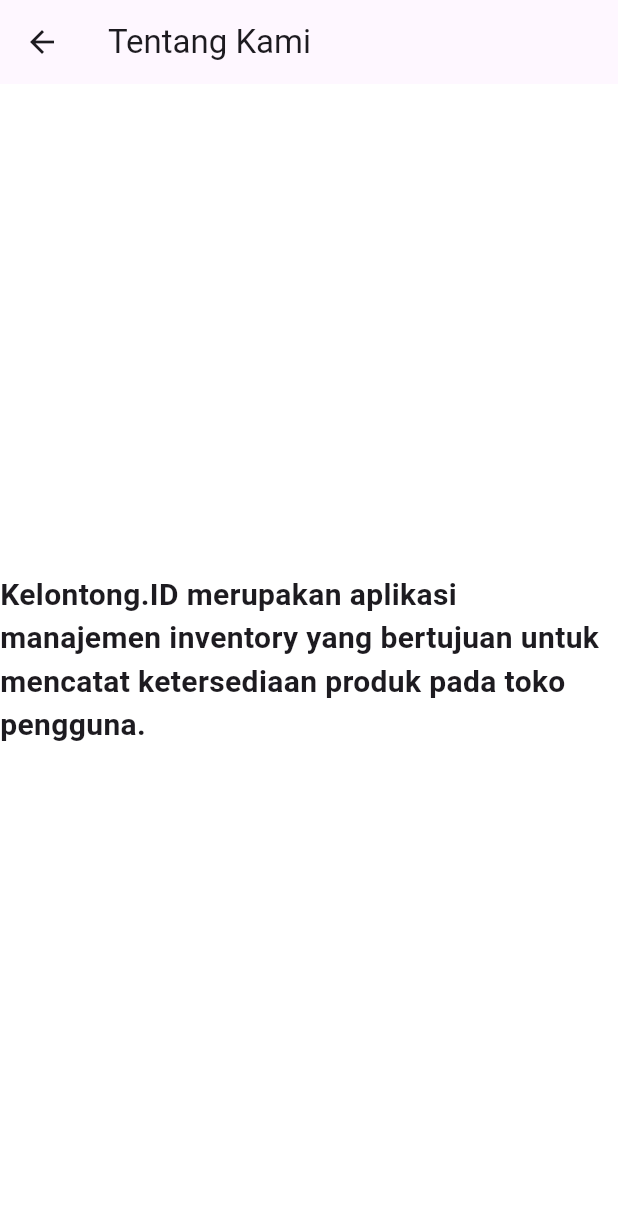
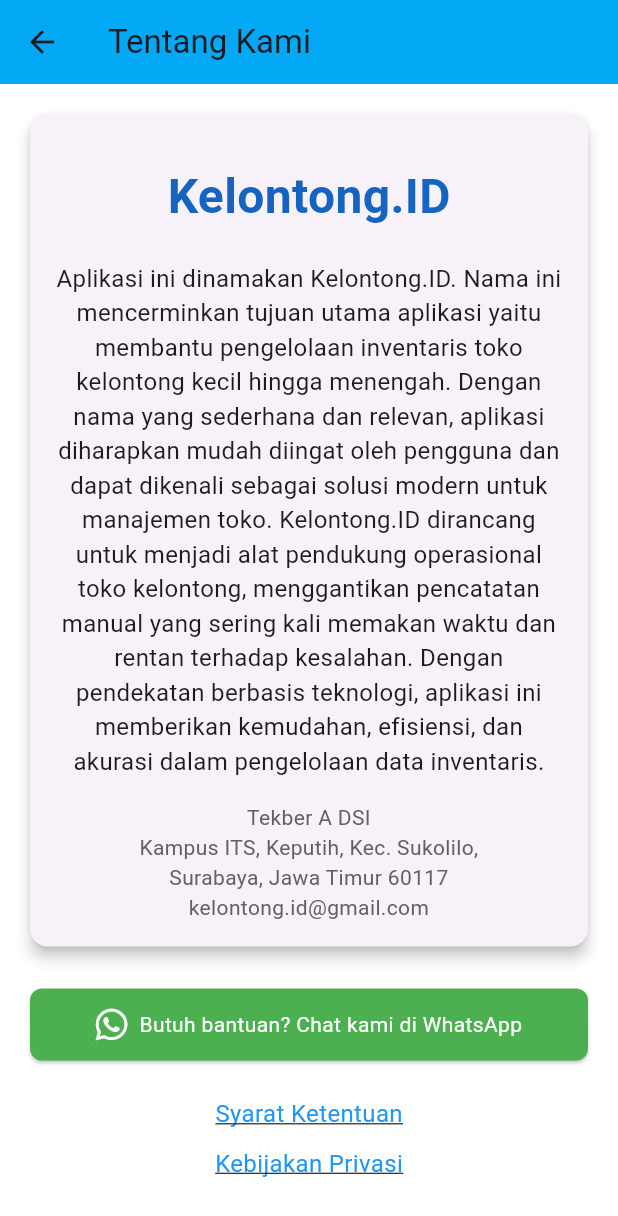
Before and after one commit to MuhamadArifSatriyo/EAS_TekberA_Kelontong.id, a Flutter app: the AboutUsScreen screen opened by its route, on a phone screen of 412 x 824 dp. Shown: the top 1216 px of the screen. Run offline on Flutter 3.47's test engine with Material 3 defaults, Android fonts, the phone set to English and light mode, and no system bars; our stand-ins replace font_awesome_flutter, image_picker, shared_preferences; accounts and stored records are empty.

Commit message:
about us

```diff
--- a/lib/main.dart
+++ b/lib/main.dart
@@ -20,7 +20,7 @@ class MyApp extends StatelessWidget {
         '/': (context) => WelcomeScreen(), // Welcome screen route
         '/home': (context) => HomeScreen(), // Home screen route
         '/dashboard': (context) => DashboardScreen(), // Dashboard screen route
-        '/aboutUs': (context) => AboutUsScreen(), // AboutUs screen route
+        '/aboutUs': (context) => AboutUsScreen() // AboutUs screen route
       },
     );
   }
--- a/lib/screen/about_us_screen.dart
+++ b/lib/screen/about_us_screen.dart
@@ -1,17 +1,113 @@
 import 'package:flutter/material.dart';
+import 'package:font_awesome_flutter/font_awesome_flutter.dart';
 
 class AboutUsScreen extends StatelessWidget {
   @override
   Widget build(BuildContext context) {
-    // TODO: implement build
     return Scaffold(
       appBar: AppBar(
         title: Text('Tentang Kami'),
+        backgroundColor: Colors.lightBlue,
       ),
-      body: Center(
-        child: Text(
-          'Kelontong.ID merupakan aplikasi manajemen inventory yang bertujuan untuk mencatat ketersediaan produk pada toko pengguna.',
-          style: TextStyle(fontSize: 20, fontWeight: FontWeight.bold),
+      body: SingleChildScrollView(
+        child: Padding(
+          padding: const EdgeInsets.all(16.0),
+          child: Column(
+            crossAxisAlignment: CrossAxisAlignment.center,
+            children: [
+              // Bagian Logo dan Judul
+              Card(
+                shape: RoundedRectangleBorder(
+                  borderRadius: BorderRadius.circular(12),
+                ),
+                elevation: 4,
+                child: Padding(
+                  padding: const EdgeInsets.all(16.0),
+                  child: Column(
+                    children: [
+                      SizedBox(height: 16),
+                      Text(
+                        "Kelontong.ID",
+                        style: TextStyle(
+                          fontSize: 32,
+                          fontWeight: FontWeight.bold,
+                          color: Colors.blue.shade800,
+                        ),
+                      ),
+                      SizedBox(height: 20),
+                      Text(
+                        'Aplikasi ini dinamakan Kelontong.ID. Nama ini mencerminkan tujuan utama aplikasi yaitu membantu pengelolaan inventaris toko kelontong kecil hingga menengah. Dengan nama yang sederhana dan relevan, aplikasi diharapkan mudah diingat oleh pengguna dan dapat dikenali sebagai solusi modern untuk manajemen toko. Kelontong.ID dirancang untuk menjadi alat pendukung operasional toko kelontong, menggantikan pencatatan manual yang sering kali memakan waktu dan rentan terhadap kesalahan. Dengan pendekatan berbasis teknologi, aplikasi ini memberikan kemudahan, efisiensi, dan akurasi dalam pengelolaan data inventaris.',
+                        textAlign: TextAlign.center,
+                        style: TextStyle(fontSize: 16),
+                      ),
+                      SizedBox(height: 16),
+                      Text(
+                        'Tekber A DSI\nKampus ITS, Keputih, Kec. Sukolilo,\nSurabaya, Jawa Timur 60117\nkelontong.id@gmail.com',
+                        textAlign: TextAlign.center,
+                        style: TextStyle(fontSize: 14, color: Colors.grey[700]),
+                      ),
+                    ],
+                  ),
+                ),
+              ),
+              SizedBox(height: 20),
+              // Tombol Bantuan
+              GestureDetector(
+                onTap: () {
+                  // Tambahkan navigasi untuk WhatsApp
+                },
+                child: Card(
+                  color: Colors.green,
+                  shape: RoundedRectangleBorder(
+                    borderRadius: BorderRadius.circular(8),
+                  ),
+                  child: Padding(
+                    padding: const EdgeInsets.all(12.0),
+                    child: Row(
+                      mainAxisAlignment: MainAxisAlignment.center,
+                      children: [
+                        FaIcon(FontAwesomeIcons.whatsapp, color: Colors.white),
+                        SizedBox(width: 8),
+                        Text(
+                          'Butuh bantuan? Chat kami di WhatsApp',
+                          style: TextStyle(color: Colors.white),
+                        ),
+                      ],
+                    ),
+                  ),
+                ),
+              ),
+              SizedBox(height: 20),
+              // Link Syarat Ketentuan dan Kebijakan Privasi
+              GestureDetector(
+                onTap: () {
+                  // Navigasi ke halaman syarat ketentuan
+                },
+                child: Text(
+                  'Syarat Ketentuan',
+                  style: TextStyle(
+                    fontSize: 16,
+                    color: Colors.blue,
+                    decoration: TextDecoration.underline,
+                  ),
+                ),
+              ),
+              SizedBox(height: 10),
+              GestureDetector(
+                onTap: () {
+                  // Navigasi ke halaman kebijakan privasi
+                },
+                child: Text(
+                  'Kebijakan Privasi',
+                  style: TextStyle(
+                    fontSize: 16,
+                    color: Colors.blue,
+                    decoration: TextDecoration.underline,
+                  ),
+                ),
+              ),
+            ],
+          ),
         ),
       ),
     );
--- a/lib/screen/dashboard_screen.dart
+++ b/lib/screen/dashboard_screen.dart
@@ -1,18 +1,13 @@
 import 'package:flutter/material.dart';
+import 'package:font_awesome_flutter/font_awesome_flutter.dart';
 
 class DashboardScreen extends StatelessWidget {
   @override
   Widget build(BuildContext context) {
-    // TODO: implement build
     return Scaffold(
       appBar: AppBar(
         title: Text('Dashboard'),
-      ),
-      body: Center(
-        child: Text(
-          'This is a dashboard about our sales since last year',
-          style: TextStyle(fontSize: 20, fontWeight: FontWeight.bold),
-        ),
+        backgroundColor: Colors.lightBlue,
       ),
     );
   }
--- a/pubspec.yaml
+++ b/pubspec.yaml
@@ -39,6 +39,7 @@ dependencies:
   google_fonts: ^6.2.1
   shared_preferences: ^2.3.3
   image_picker: ^1.1.2
+  font_awesome_flutter: ^10.5.1
 
 dev_dependencies:
   flutter_test:
```
Also changed, not shown: lib/inventory.dart (deleted), pubspec.lock.
